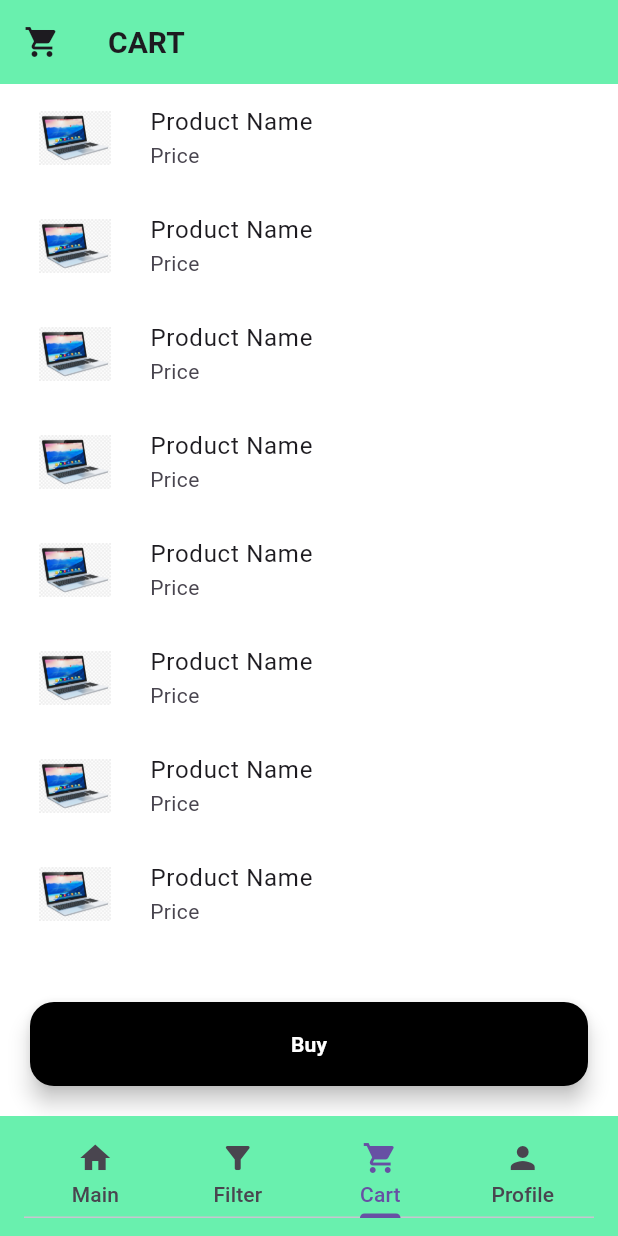
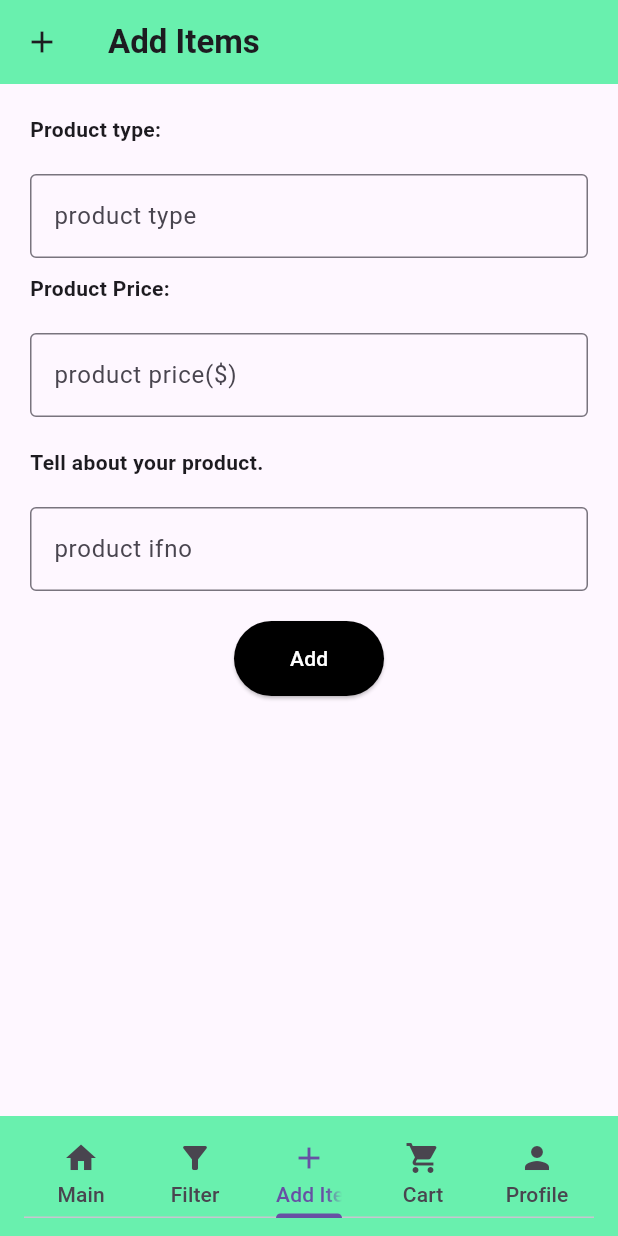
Before and after one commit to dilmurood/Flutter_Project, a Flutter app: the MainPage screen opened by its route, item 3 of the bottom bar chosen, on a phone screen of 412 x 824 dp. Run offline on Flutter 3.47's test engine with Material 3 defaults, Android fonts, the phone set to English and light mode, and no system bars; our stand-ins replace cloud_firestore, firebase_auth, firebase_core, google_sign_in, shared_preferences, sign_in_button and 1 more; accounts and stored records are empty.

Commit message:
minor changes made

```diff
--- a/lib/main.dart
+++ b/lib/main.dart
@@ -2,12 +2,11 @@ import 'package:firebase_core/firebase_core.dart';
 import 'package:flutter/material.dart';
 import 'package:flutter/services.dart';
 import 'package:flutter_project/firebase_options.dart';
-import 'package:flutter_project/screens/AddItem.dart';
-import 'package:flutter_project/screens/AddItemShow.dart';
 import 'package:flutter_project/screens/MainPage.dart';
 import 'package:flutter_project/screens/PaymentApp.dart';
 import 'package:flutter_project/screens/RegisterationScreen.dart';
 import 'package:flutter_project/screens/Welcome.dart';
+import 'package:flutter_project/screens/tabs/AddItemTab.dart';
 import 'package:flutter_project/screens/tabs/ProfileTab.dart';
 import 'package:shared_preferences/shared_preferences.dart';
 import 'screens/LoginScreen.dart';
@@ -41,10 +40,9 @@ class MyApp extends StatelessWidget {
       routes: {
         '/PaymentApp': (context) => const PaymentApp(),
         '/ProfileScreen': (context) => const ProfileTab(),
-        '/AddItemShow': (context) => const AddItemShow(),
         '/RegisterationScreen': (context) => const RegistrationScreen(),
         '/LoginScreen': (context) => const LoginScreen(),
-        '/AddItem': (context) => AddItem(),
+        '/AddItem': (context) => AddItemTab(),
         '/MainPage': (context) => const MainPage(),
       },
     );
--- a/lib/screens/MainPage.dart
+++ b/lib/screens/MainPage.dart
@@ -1,4 +1,5 @@
 import 'package:flutter/material.dart';
+import 'package:flutter_project/screens/tabs/AddItemTab.dart';
 import 'package:flutter_project/screens/tabs/CartTab.dart';
 import 'package:flutter_project/screens/tabs/FilterTab.dart';
 import 'package:flutter_project/screens/tabs/MainTab.dart';
@@ -22,7 +23,7 @@ class _MainPageState extends State<MainPage> {
   @override
   Widget build(BuildContext context) {
     return DefaultTabController(
-        length: 4,
+        length: 5,
         child: Scaffold(
           backgroundColor: Colors.white,
           body: Column(
@@ -31,6 +32,7 @@ class _MainPageState extends State<MainPage> {
                 child: TabBarView(children: [
                   const MainTab(),
                   FilterTab(),
+                  AddItemTab(),
                   const CartTab(),
                   const ProfileTab(),
                 ]),
@@ -49,6 +51,12 @@ class _MainPageState extends State<MainPage> {
                         Icons.filter_alt,
                       ),
                       text: 'Filter',
+                    ),
+                    Tab(
+                      icon: Icon(
+                        Icons.add,
+                      ),
+                      text: 'Add Item',
                     ),
                     Tab(
                       icon: Icon(
--- a/lib/screens/AddItem.dart
+++ b/lib/screens/tabs/AddItemTab.dart
@@ -1,23 +1,16 @@
 import 'package:flutter/material.dart';
 
-class AddItem extends StatelessWidget {
+class AddItemTab extends StatelessWidget {
   final TextEditingController _nameController = TextEditingController();
-  final TextEditingController _idController = TextEditingController();
   final TextEditingController _priceController = TextEditingController();
   final TextEditingController _infoController = TextEditingController();
 
-  AddItem({super.key});
+  AddItemTab({super.key});
 
   void _changeScreen(BuildContext context) {
-
     Navigator.pushNamed(
-      context, '/AddItemShow',
-      arguments: {
-        'name': _nameController.text,
-        'id': _idController.text,
-        'price': _priceController.text,
-        'info': _infoController.text
-      },
+      context,
+      '/MainPage',
     );
   }
 
@@ -25,21 +18,22 @@ class AddItem extends StatelessWidget {
   Widget build(BuildContext context) {
     return Scaffold(
       appBar: AppBar(
+        leading: Icon(Icons.add),
+        automaticallyImplyLeading: false,
         title: const Text(
           "Add Items",
           textAlign: TextAlign.center,
+          style: TextStyle(fontWeight: FontWeight.bold),
         ),
-        backgroundColor: Colors.teal,
-        titleTextStyle: const TextStyle(color: Colors.amber),
+        backgroundColor: Colors.greenAccent,
       ),
       body: Container(
         padding: const EdgeInsets.all(20),
-        color: Colors.tealAccent,
         child: Column(
           crossAxisAlignment: CrossAxisAlignment.start,
           children: <Widget>[
             const Text(
-              "Product name:",
+              "Product type:",
               style: TextStyle(fontWeight: FontWeight.bold),
             ),
             const SizedBox(
@@ -50,24 +44,8 @@ class AddItem extends StatelessWidget {
               controller: _nameController,
               decoration: const InputDecoration(
                 border: OutlineInputBorder(),
-                labelText: "product name",
+                labelText: "product type",
               ),
-            ),
-            const SizedBox(
-              height: 10,
-            ),
-            const Text(
-              "Product ID:",
-              style: TextStyle(fontWeight: FontWeight.bold),
-            ),
-            const SizedBox(
-              height: 20,
-            ),
-            TextField(
-              mouseCursor: MaterialStateMouseCursor.clickable,
-              controller: _idController,
-              decoration: const InputDecoration(
-                  border: OutlineInputBorder(), labelText: "product id"),
             ),
             const SizedBox(
               height: 10,
@@ -87,7 +65,7 @@ class AddItem extends StatelessWidget {
             ),
             const SizedBox(height: 20),
             const Text(
-              "Product info:",
+              "Tell about your product.",
               style: TextStyle(fontWeight: FontWeight.bold),
             ),
             const SizedBox(
@@ -100,7 +78,7 @@ class AddItem extends StatelessWidget {
                   border: OutlineInputBorder(), labelText: "product ifno"),
             ),
             const SizedBox(height: 20),
-            SafeArea(
+            Center(
               child: ElevatedButton(
                 style: ElevatedButton.styleFrom(
                     backgroundColor: Colors.black,
--- a/lib/screens/tabs/CartTab.dart
+++ b/lib/screens/tabs/CartTab.dart
@@ -41,7 +41,7 @@ class _CartState extends State<CartTab> {
                       child: ListTile(
                         leading: Container(padding: EdgeInsets.all(10), child: Image.asset('images/laptop.png')),
                         title: const Text("Product Name"),
-                        subtitle: const Text("Price"),
+                        subtitle: const Text("10000\$"),
                         ),
                     ),
                   )
```
Also changed, not shown: lib/DatabaseHelper.dart (added, +56 -0 lines), lib/screens/AddItemShow.dart (deleted, +0 -59 lines), lib/screens/Cart.dart (added, +72 -0 lines), lib/screens/ProfileScreen.dart (added, +78 -0 lines), images/google.png (added), images/meta.png (added).
